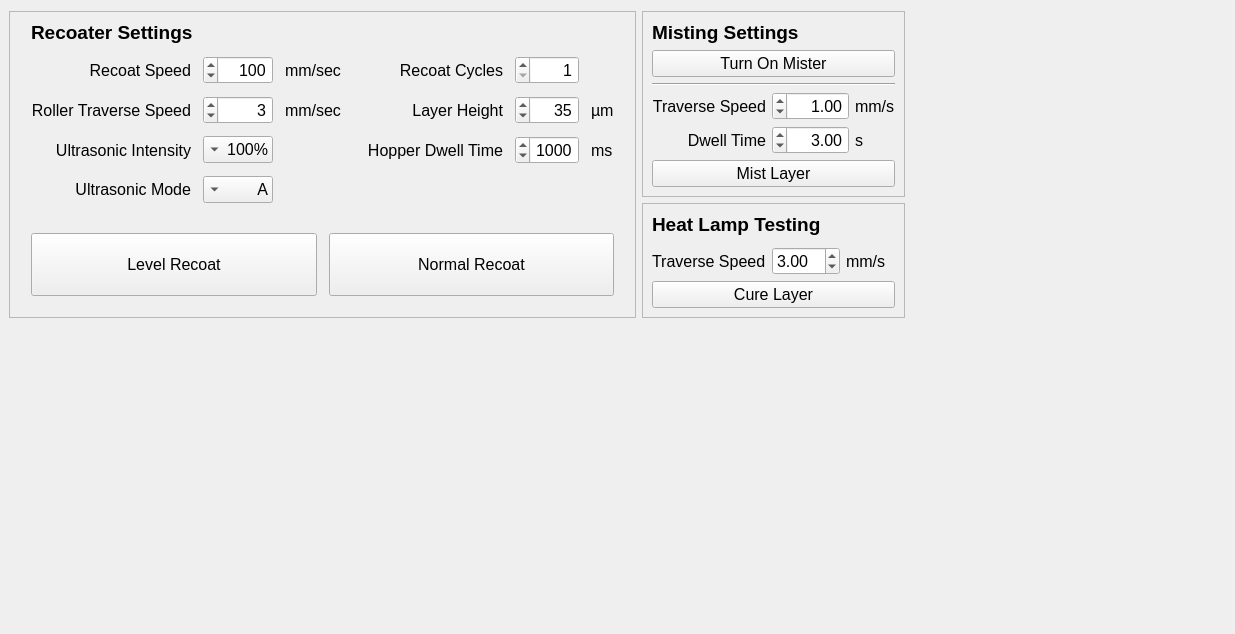
Above: src/ui/powdersetupwidget.ui from BYUCreateResearchLab/CREATE_LAB_Binder_Jet_Printer before the change. Below: the same form after it.
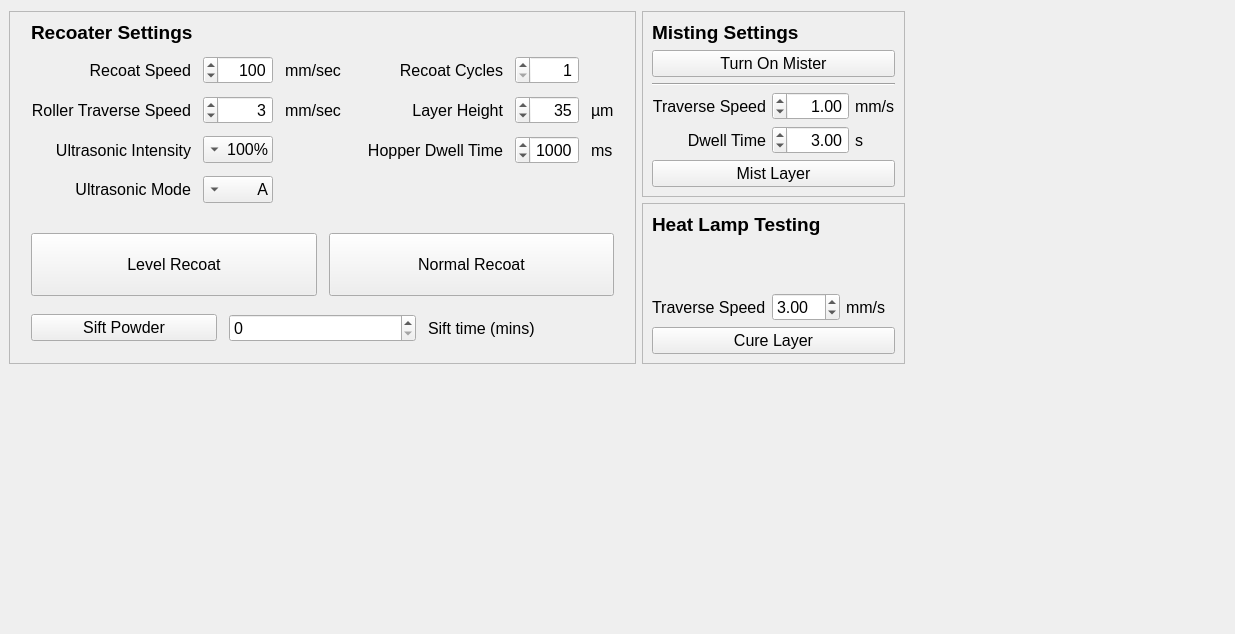
That is the form after the change.

```diff
--- a/src/ui/powdersetupwidget.ui
+++ b/src/ui/powdersetupwidget.ui
@@ -168,6 +168,39 @@
       <enum>QFrame::Sunken</enum>
      </property>
      <layout class="QGridLayout" name="gridLayout_4">
+      <item row="4" column="0">
+       <layout class="QGridLayout" name="gridLayout_5" rowstretch="0" columnstretch="0,0,0">
+        <property name="leftMargin">
+         <number>12</number>
+        </property>
+        <property name="rightMargin">
+         <number>12</number>
+        </property>
+        <property name="bottomMargin">
+         <number>12</number>
+        </property>
+        <property name="spacing">
+         <number>12</number>
+        </property>
+        <item row="0" column="0">
+         <widget class="QPushButton" name="start_powder_deposition">
+          <property name="text">
+           <string>Sift Powder</string>
+          </property>
+         </widget>
+        </item>
+        <item row="0" column="1">
+         <widget class="QSpinBox" name="sift_time_min"/>
+        </item>
+        <item row="0" column="2">
+         <widget class="QLabel" name="label_4">
+          <property name="text">
+           <string>Sift time (mins)</string>
+          </property>
+         </widget>
+        </item>
+       </layout>
+      </item>
       <item row="0" column="0">
        <layout class="QGridLayout" name="recoaterGridLayout">
         <property name="leftMargin">
@@ -617,7 +650,7 @@
      <property name="sizeHint" stdset="0">
       <size>
        <width>20</width>
-       <height>40</height>
+       <height>20</height>
       </size>
      </property>
     </spacer>
```
Left out of the diff: 76 changed lines with no effect on the pictures.
